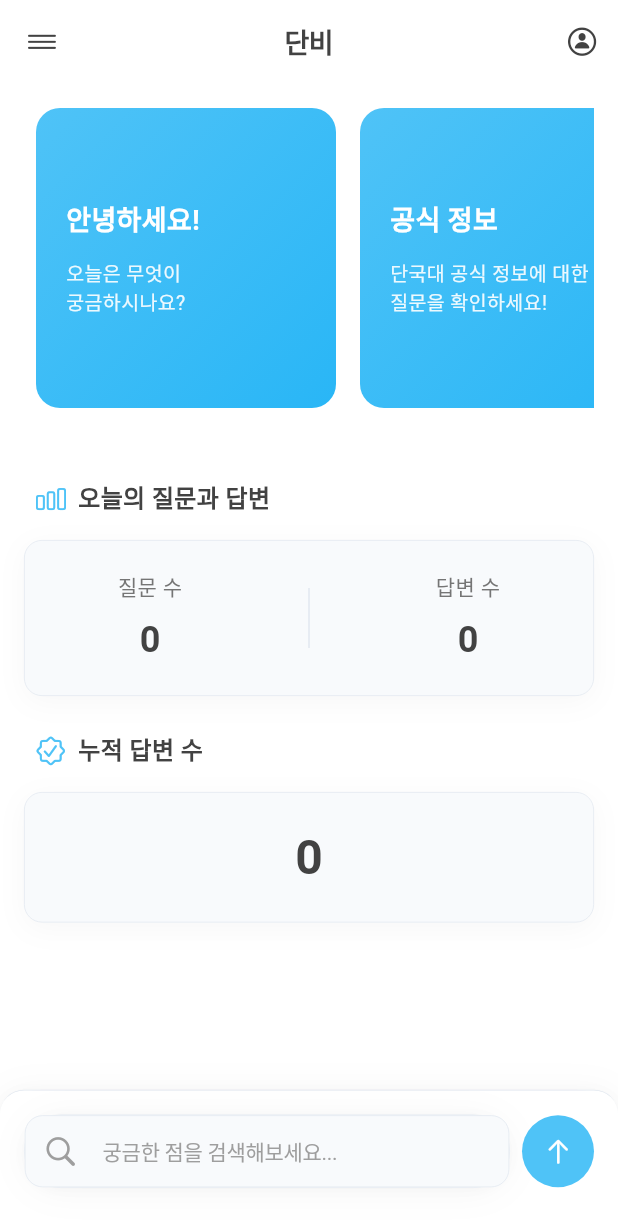
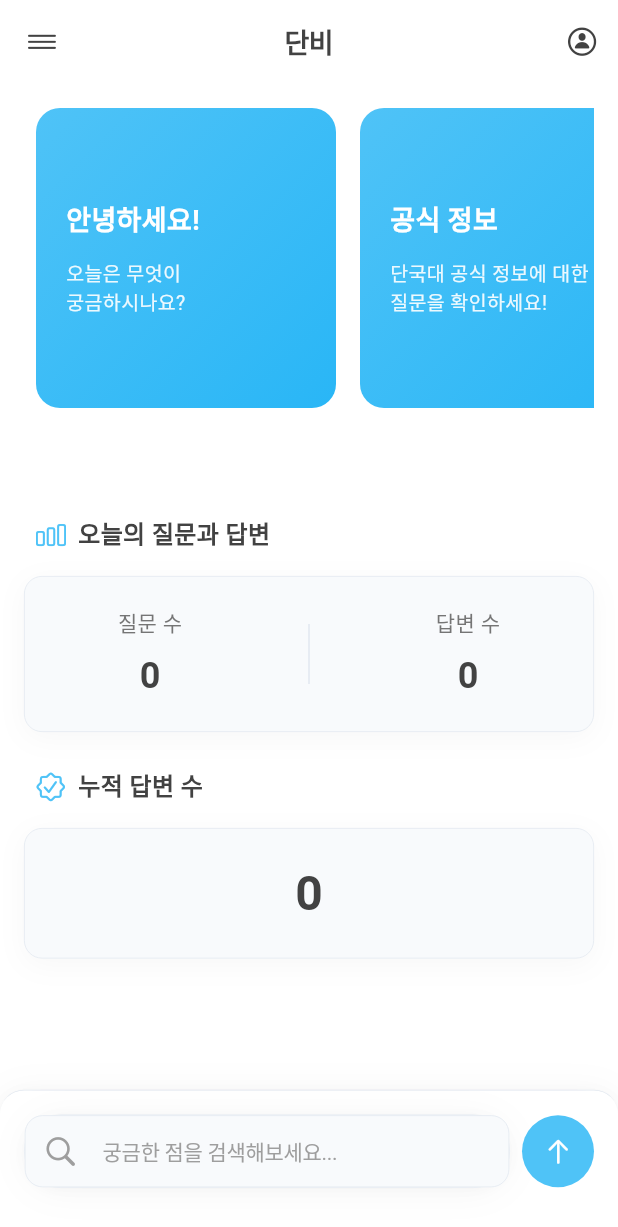
Before and after one commit to DKU-JisikIn/frontend, a Flutter app: the screen it shows after launch, in the side drawer, after a tap on "공식 정보", on a phone screen of 412 x 824 dp. Shown: the top 1227 px of the screen. Run offline on Flutter 3.47's test engine with Material 3 defaults, Android fonts, the phone set to English and light mode, and no system bars; network calls fail.

Commit message:
중간 수정

```diff
--- a/lib/screens/home_screen.dart
+++ b/lib/screens/home_screen.dart
@@ -47,6 +47,11 @@ class _HomeScreenState extends State<HomeScreen> with TickerProviderStateMixin {
   int _todayQuestionCount = 0;
   int _todayAnswerCount = 0;
   int _totalAnswerCount = 0;
+  Map<String, int> _userQuestionStats = {
+    'total': 0,
+    'answered': 0,
+    'unanswered': 0,
+  };
 
   // 애니메이션 컨트롤러들
   late AnimationController _animationController;
@@ -57,9 +62,6 @@ class _HomeScreenState extends State<HomeScreen> with TickerProviderStateMixin {
 
   // 우수 답변자 데이터
   List<TopAnswerer> _topAnswerers = [];
-
-  // 사용자 질문 통계 데이터
-  Map<String, int> _userQuestionStats = {};
 
   @override
   void initState() {
@@ -143,17 +145,20 @@ class _HomeScreenState extends State<HomeScreen> with TickerProviderStateMixin {
       final todayAnswerCount = await _apiService.getTodayAnswerCount();
       final totalAnswerCount = await _apiService.getTotalAnswerCount();
 
+      // 사용자 질문 통계 로드
+      if (_authService.isLoggedIn) {
+        try {
+          final userStats = await _apiService.getUserQuestionStats(_authService.currentUserId!);
+          setState(() {
+            _userQuestionStats = userStats;
+          });
+        } catch (e) {
+          print('사용자 질문 통계 로드 실패: $e');
+        }
+      }
+
       // 우수 답변자 데이터 로드
       final topAnswerers = await _apiService.getTopAnswerers(limit: 5);
-
-      // 사용자 질문 통계 로드 (로그인된 경우에만)
-      Map<String, int> userQuestionStats = {};
-      if (_authService.isLoggedIn) {
-        final userId = _authService.currentUserEmail?.split('@')[0] ?? 'test';
-        print('Loading user question stats for userId: $userId'); // 디버그 로그
-        userQuestionStats = await _apiService.getUserQuestionStats(userId);
-        print('User question stats loaded: $userQuestionStats'); // 디버그 로그
-      }
 
       setState(() {
         _unansweredQuestions = unansweredQuestions;
@@ -161,7 +166,6 @@ class _HomeScreenState extends State<HomeScreen> with TickerProviderStateMixin {
         _todayAnswerCount = todayAnswerCount;
         _totalAnswerCount = totalAnswerCount;
         _topAnswerers = topAnswerers;
-        _userQuestionStats = userQuestionStats;
         _isLoading = false;
       });
 
@@ -387,11 +391,17 @@ class _HomeScreenState extends State<HomeScreen> with TickerProviderStateMixin {
                       ),
                       const SizedBox(height: 24),
 
+                      // 통계 섹션
+                      Container(
+                        margin: const EdgeInsets.only(top: 24),
+                        child: Column(
+                          crossAxisAlignment: CrossAxisAlignment.start,
+                          children: [
                             // 오늘의 질문과 답변 통계
-                      SlideTransition(
-                        position: _slideAnimations[5],
-                        child: FadeTransition(
-                          opacity: _fadeAnimations[5],
+                            FadeTransition(
+                              opacity: _fadeAnimations[4],
+                              child: SlideTransition(
+                                position: _slideAnimations[4],
                                 child: TodayStatsWidget(
                                   todayQuestionCount: _todayQuestionCount,
                                   todayAnswerCount: _todayAnswerCount,
@@ -399,13 +409,16 @@ class _HomeScreenState extends State<HomeScreen> with TickerProviderStateMixin {
                               ),
                             ),
                             const SizedBox(height: 24),
-
-                      // 누적 답변 수
-                      SlideTransition(
-                        position: _slideAnimations[6],
-                        child: FadeTransition(
-                          opacity: _fadeAnimations[6],
-                          child: TotalAnswersWidget(totalAnswerCount: _totalAnswerCount),
+                            FadeTransition(
+                              opacity: _fadeAnimations[5],
+                              child: SlideTransition(
+                                position: _slideAnimations[5],
+                                child: TotalAnswersWidget(
+                                  totalAnswerCount: _totalAnswerCount,
+                                ),
+                              ),
+                            ),
+                          ],
                         ),
                       ),
 
```
Also changed, not shown: lib/screens/login_screen.dart (+35 -0 lines), lib/widgets/message_bubble.dart (+0 -24 lines). Lines whose indentation alone changed are shown as unchanged.
